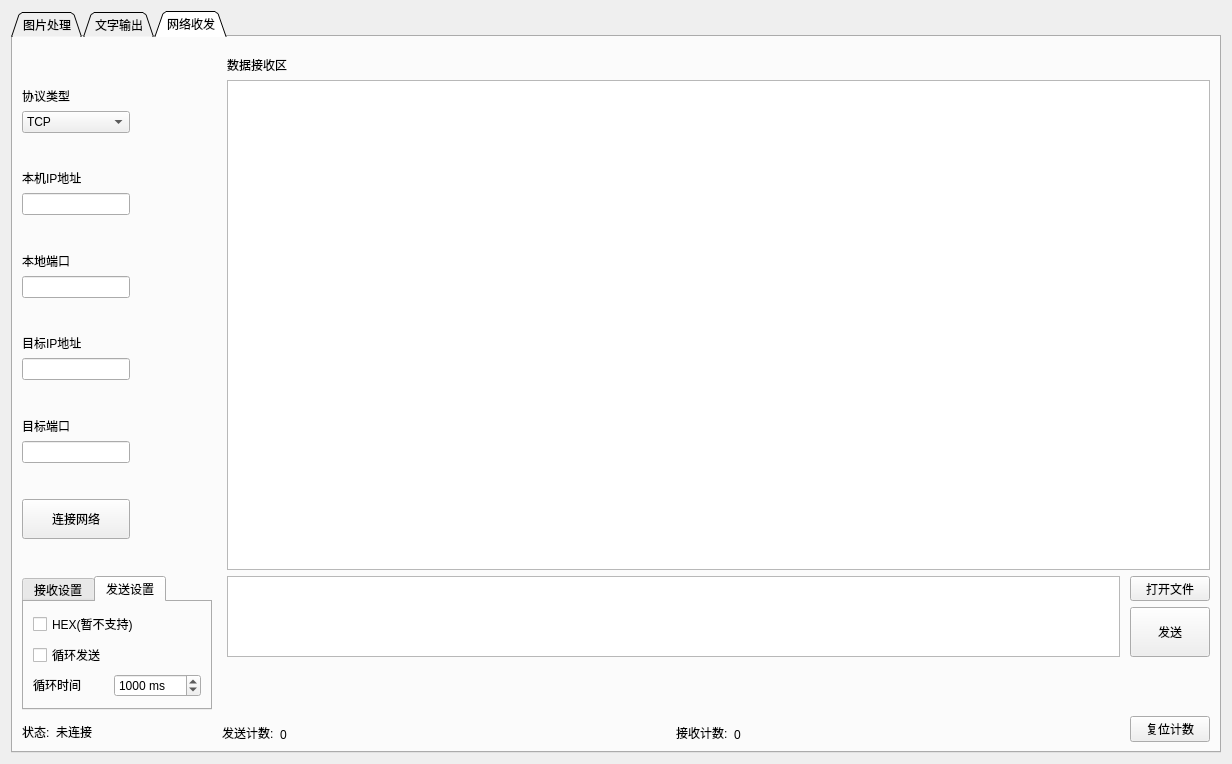
Qt form 嵌入式软件/python_upper/src/UI/queedle.ui (Skeeser/SFEducationSystem) before a commit.
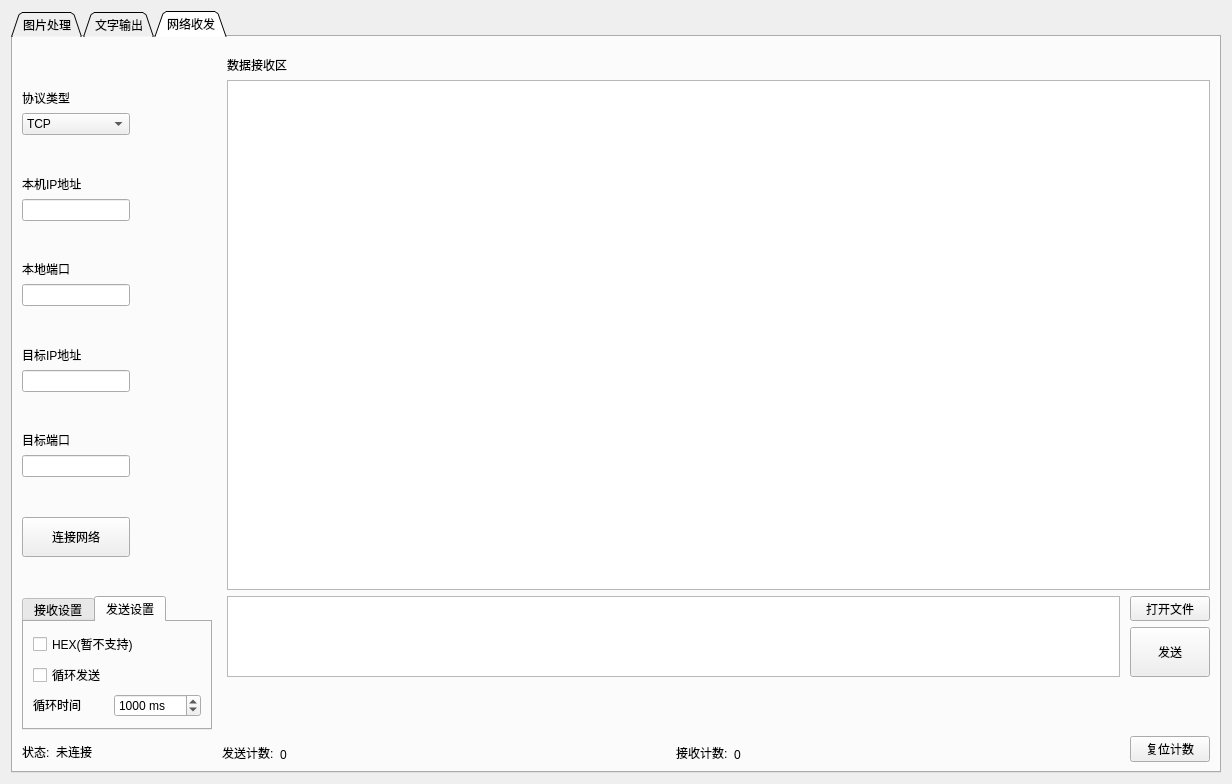
The same form after that commit. The open tabs and pages were chosen to show the change. Icons and pictures are not drawn. Custom widgets are drawn as their Qt base class.

Patch:
```diff
--- a/嵌入式软件/python_upper/src/UI/queedle.ui
+++ b/嵌入式软件/python_upper/src/UI/queedle.ui
@@ -7,7 +7,7 @@
     <x>0</x>
     <y>0</y>
     <width>1232</width>
-    <height>764</height>
+    <height>784</height>
    </rect>
   </property>
   <property name="windowTitle">
```
Left out of the diff: 114 changed lines with no effect on the pictures.
